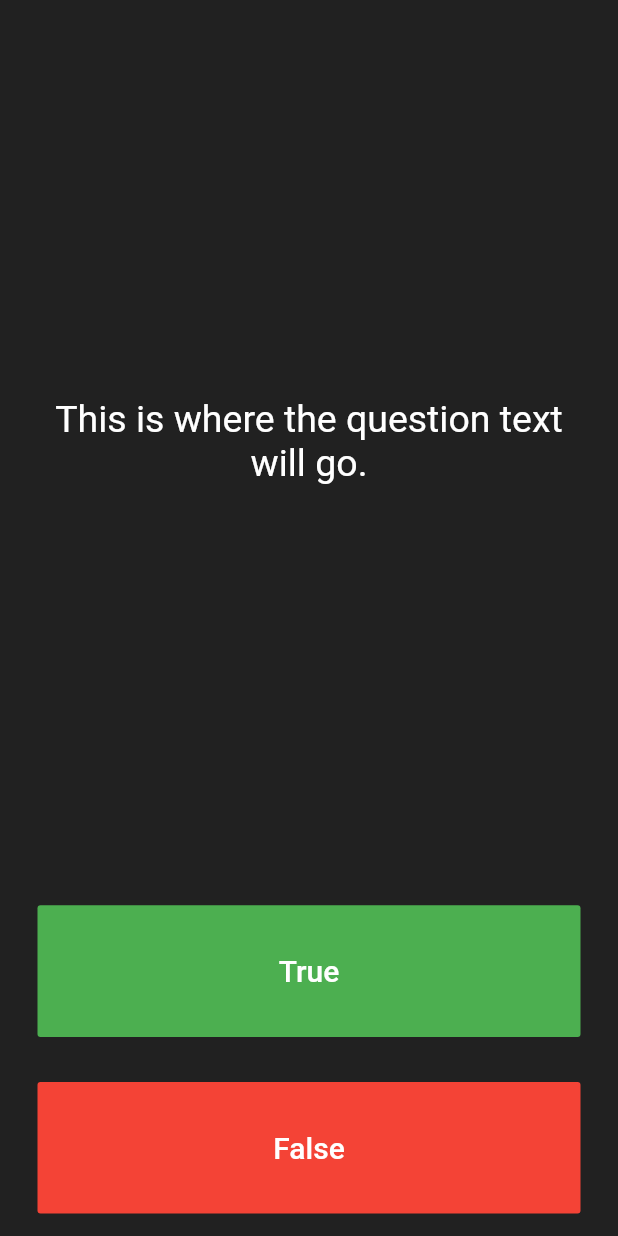
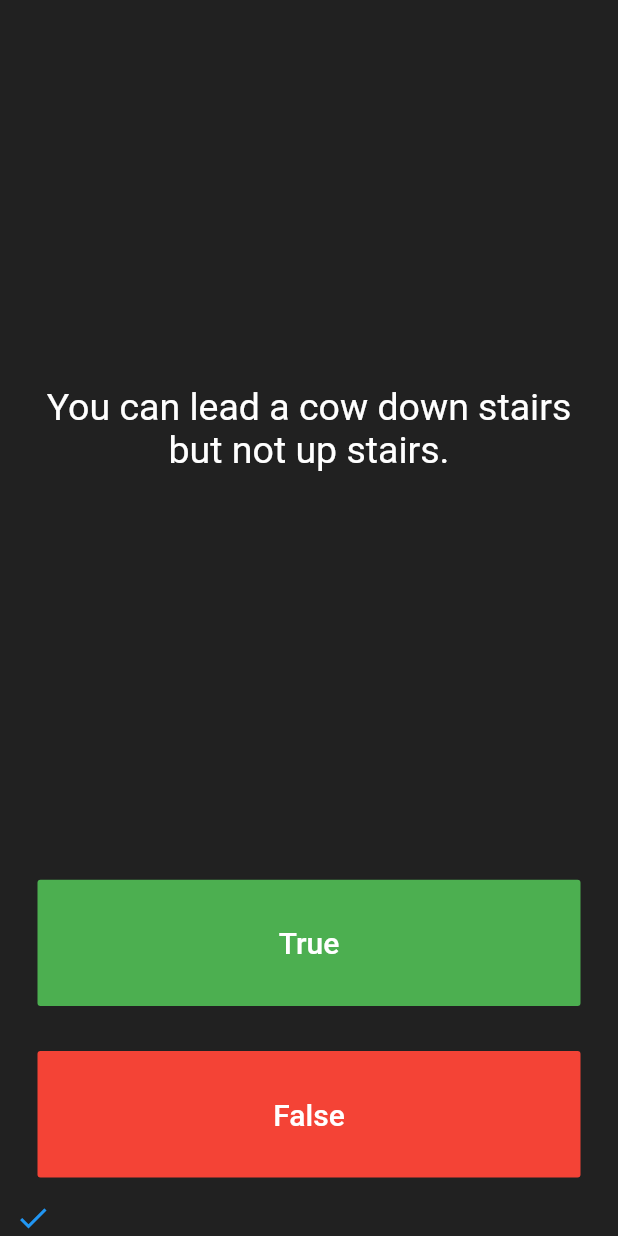
Before and after one commit to littlewind/flutter-dev-bootcamp, a Flutter app: the screen it shows after launch, after a tap on "True", on a phone screen of 412 x 824 dp. Run offline on Flutter 3.47's test engine with Material 2 defaults, Android fonts, the phone set to English and light mode, and no system bars; our stand-ins replace audioplayers, rflutter_alert.

Commit message:
Quizzler Completed

```diff
--- a/quizzler_flutter/lib/main.dart
+++ b/quizzler_flutter/lib/main.dart
@@ -1,4 +1,9 @@
 import 'package:flutter/material.dart';
+import 'package:rflutter_alert/rflutter_alert.dart';
+
+import 'quiz_brain.dart';
+
+QuizBrain quizBrain = QuizBrain();
 
 void main() => runApp(Quizzler());
 
@@ -25,6 +30,8 @@ class QuizPage extends StatefulWidget {
 }
 
 class _QuizPageState extends State<QuizPage> {
+  List<Widget> scoreKeeper = [];
+
   @override
   Widget build(BuildContext context) {
     return Column(
@@ -37,7 +44,7 @@ class _QuizPageState extends State<QuizPage> {
             padding: EdgeInsets.all(10.0),
             child: Center(
               child: Text(
-                'This is where the question text will go.',
+                quizBrain.getQuestionText(),
                 textAlign: TextAlign.center,
                 style: TextStyle(
                   fontSize: 25.0,
@@ -62,6 +69,7 @@ class _QuizPageState extends State<QuizPage> {
               ),
               onPressed: () {
                 //The user picked true.
+                _checkAnswer(true);
               },
             ),
           ),
@@ -80,13 +88,50 @@ class _QuizPageState extends State<QuizPage> {
               ),
               onPressed: () {
                 //The user picked false.
+                _checkAnswer(false);
               },
             ),
           ),
         ),
-        //TODO: Add a Row here as your score keeper
+        Container(
+          height: 24.0,
+          child: Row(
+            children: scoreKeeper,
+          ),
+        )
       ],
     );
+  }
+
+  _checkAnswer(bool userPickedAnswer) {
+    final correctAnswer = quizBrain.getCorrectAnswer();
+    if (userPickedAnswer == correctAnswer) {
+      scoreKeeper.add(Icon(
+        Icons.check,
+        color: Colors.blue,
+      ));
+      quizBrain.addScore();
+    } else {
+      scoreKeeper.add(Icon(
+        Icons.close,
+        color: Colors.red,
+      ));
+    }
+    setState(() {
+      if (quizBrain.isFinished()) {
+        Alert(context: context, type: AlertType.success, title: "Completed", desc: "Correct answer(s): ${quizBrain.getScore()}").show();
+        _resetQuiz();
+      } else {
+        quizBrain.nextQuestion();
+      }
+    });
+  }
+
+  _resetQuiz() {
+    quizBrain.resetQuiz();
+    setState(() {
+      scoreKeeper.clear();
+    });
   }
 }
 
--- /dev/null
+++ b/quizzler_flutter/lib/question.dart
@@ -0,0 +1,6 @@
+class Question {
+  String questionText;
+  bool questionAnswer;
+
+  Question(this.questionText, this.questionAnswer);
+}
--- /dev/null
+++ b/quizzler_flutter/lib/quiz_brain.dart
@@ -0,0 +1,61 @@
+import 'question.dart';
+
+class QuizBrain {
+
+  int _questionNumber = 0;
+  int _score = 0;
+
+  List<Question> _questionBank = [
+    Question('Some cats are actually allergic to humans', true),
+    Question('You can lead a cow down stairs but not up stairs.', false),
+    Question('Approximately one quarter of human bones are in the feet.', true),
+    Question('A slug\'s blood is green.', true),
+    Question('Buzz Aldrin\'s mother\'s maiden name was \"Moon\".', true),
+    Question('It is illegal to pee in the Ocean in Portugal.', true),
+    Question(
+        'No piece of square dry paper can be folded in half more than 7 times.',
+        false),
+    Question(
+        'In London, UK, if you happen to die in the House of Parliament, you are technically entitled to a state funeral, because the building is considered too sacred a place.',
+        true),
+    Question(
+        'The loudest sound produced by any animal is 188 decibels. That animal is the African Elephant.',
+        false),
+    Question(
+        'The total surface area of two human lungs is approximately 70 square metres.',
+        true),
+    Question('Google was originally called \"Backrub\".', true),
+    Question(
+        'Chocolate affects a dog\'s heart and nervous system; a few ounces are enough to kill a small dog.',
+        true),
+    Question(
+        'In West Virginia, USA, if you accidentally hit an animal with your car, you are free to take it home to eat.',
+        true),
+  ];
+
+  void nextQuestion() {
+    if (_questionNumber < _questionBank.length - 1) {
+      _questionNumber++;
+    }
+  }
+
+  String getQuestionText() {
+    return _questionBank[_questionNumber].questionText;
+  }
+
+  bool getCorrectAnswer() {
+    return _questionBank[_questionNumber].questionAnswer;
+  }
+
+  bool isFinished() => _questionNumber == _questionBank.length - 1;
+
+  resetQuiz() {
+    _questionNumber = 0;
+    _score = 0;
+  }
+
+  getScore() => _score;
+
+  addScore() => _score++;
+
+}
--- a/quizzler_flutter/pubspec.yaml
+++ b/quizzler_flutter/pubspec.yaml
@@ -28,6 +28,7 @@ dependencies:
   # The following adds the Cupertino Icons font to your application.
   # Use with the CupertinoIcons class for iOS style icons.
   cupertino_icons: ^0.1.3
+  rflutter_alert: ^1.0.3
 
 dev_dependencies:
   flutter_test:
```
Also changed, not shown: quizzler_flutter/pubspec.lock.
